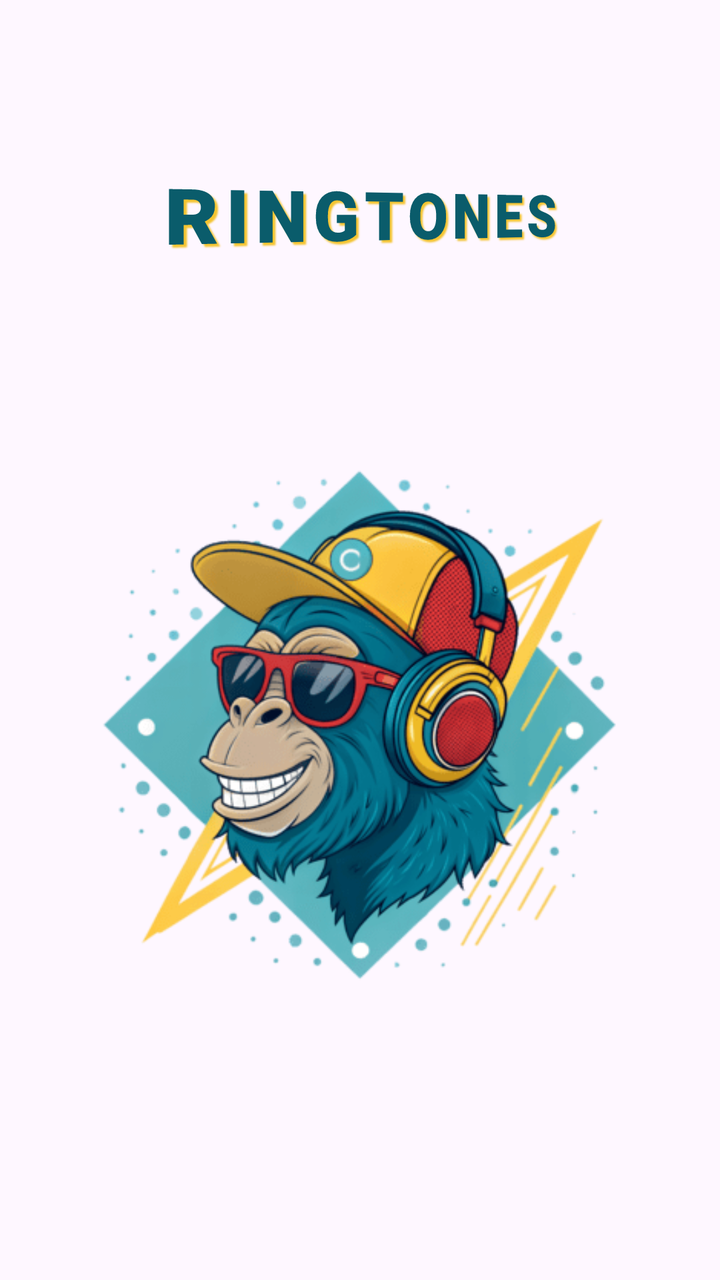
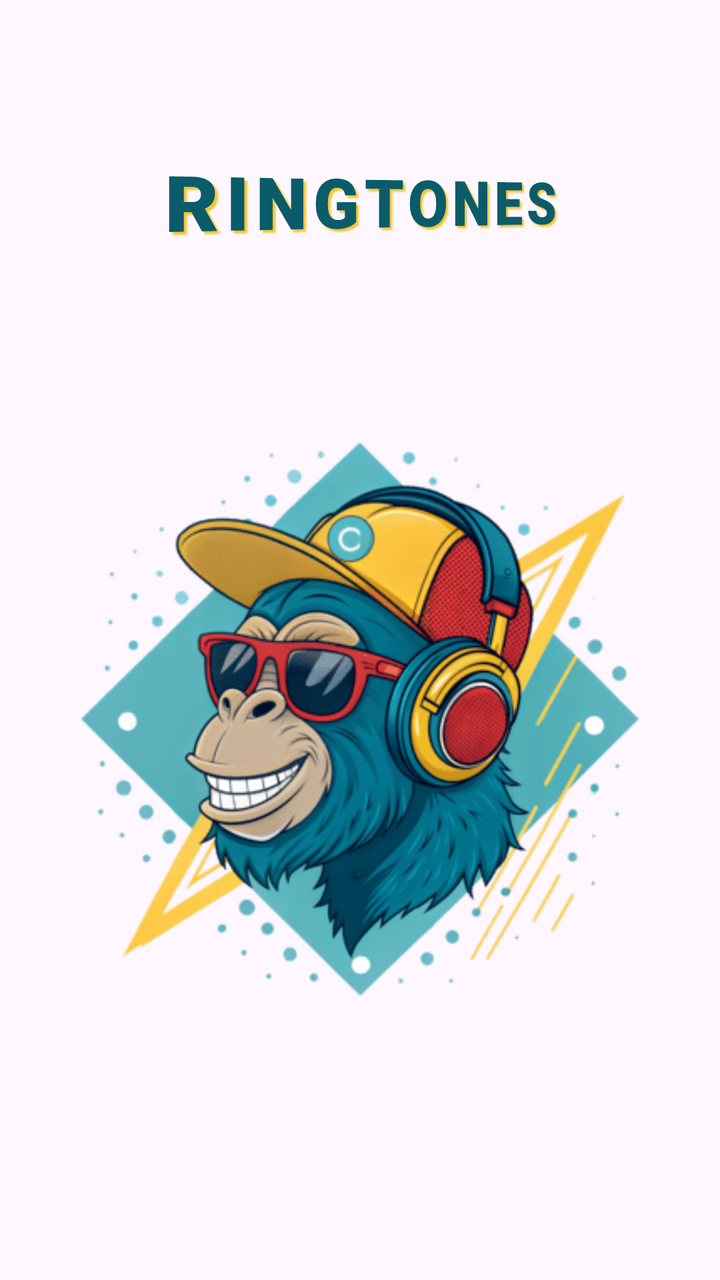

The first picture is an Android layout as it rendered before a commit; the second is the same layout after the commit. The layout source and the unified diff follow.
<!-- AndroidManifest.xml: application theme Theme.Ringtones -->
<!-- res/layout/activity_main.xml -->
<?xml version="1.0" encoding="utf-8"?>
<androidx.constraintlayout.widget.ConstraintLayout xmlns:android="http://schemas.android.com/apk/res/android"
    xmlns:app="http://schemas.android.com/apk/res-auto"
    xmlns:tools="http://schemas.android.com/tools"
    android:id="@+id/main"
    android:layout_width="match_parent"
    android:layout_height="match_parent"
    tools:context=".MainActivity">

    <ImageView
        android:id="@+id/ivLogoInicial"
        android:layout_width="296dp"
        android:layout_height="276dp"
        android:contentDescription="Logo inicial"
        android:scaleType="fitCenter"
        android:src="@drawable/logoinicial"
        app:layout_constraintBottom_toBottomOf="parent"
        app:layout_constraintEnd_toEndOf="parent"
        app:layout_constraintHorizontal_bias="0.495"
        app:layout_constraintStart_toStartOf="parent"
        app:layout_constraintTop_toTopOf="parent"
        app:layout_constraintVertical_bias="0.619" />

    <TextView
        android:id="@+id/tvTituloRingtones"
        android:layout_width="wrap_content"
        android:layout_height="wrap_content"
        android:layout_marginStart="24dp"
        android:layout_marginEnd="24dp"
        android:fontFamily="sans-serif-black"
        android:gravity="center"
        android:letterSpacing="0.08"
        android:rotationY="17"
        android:shadowColor="#F4C430"
        android:shadowDx="4"
        android:shadowDy="4"
        android:shadowRadius="1"
        android:text="   RINGTONES"
        android:textColor="#0A5C6B"
        android:textSize="34sp"
        app:layout_constraintBottom_toTopOf="@+id/ivLogoInicial"
        app:layout_constraintEnd_toEndOf="parent"
        app:layout_constraintStart_toStartOf="parent"
        app:layout_constraintTop_toTopOf="parent"
        app:layout_constraintVertical_bias="0.468" />

</androidx.constraintlayout.widget.ConstraintLayout>
<!-- resources referenced by this layout -->
<resources>
  <!-- drawable logoinicial: jpeg bitmap (drawable, 39054 bytes) -->
  <style name="Theme.Ringtones" parent="Base.Theme.Ringtones" />
  <style name="Base.Theme.Ringtones" parent="Theme.Material3.DayNight.NoActionBar">
          
          
      </style>
</resources>

<!-- the commit's change to res/layout/activity_main.xml (unified diff, before → after) -->
@@ -9,8 +9,8 @@
 
     <ImageView
         android:id="@+id/ivLogoInicial"
-        android:layout_width="296dp"
-        android:layout_height="276dp"
+        android:layout_width="323dp"
+        android:layout_height="301dp"
         android:contentDescription="Logo inicial"
         android:scaleType="fitCenter"
         android:src="@drawable/logoinicial"
@@ -23,8 +23,8 @@
 
     <TextView
         android:id="@+id/tvTituloRingtones"
-        android:layout_width="wrap_content"
-        android:layout_height="wrap_content"
+        android:layout_width="282dp"
+        android:layout_height="77dp"
         android:layout_marginStart="24dp"
         android:layout_marginEnd="24dp"
         android:fontFamily="sans-serif-black"
